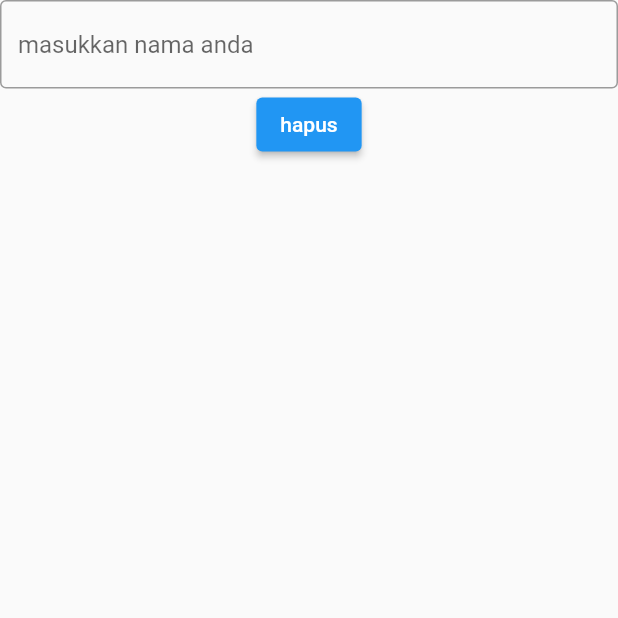
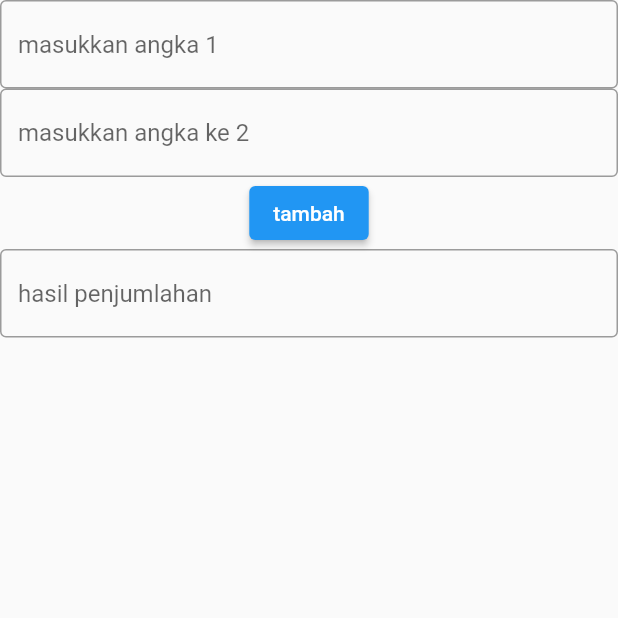
Before and after one commit to dika2015091057/pemmob, a Flutter app: the screen it shows after launch, on a phone screen of 412 x 824 dp, the top half of it. Run offline on Flutter 3.47's test engine with Material 2 defaults, Android fonts, the light colour scheme and no system bars.

Commit message:
pertemuan10_bagian2

```diff
--- a/pertemuan10/lib/main.dart
+++ b/pertemuan10/lib/main.dart
@@ -17,8 +17,14 @@ class _pertemuan10State extends State<pertemuan10> {
   int nomer = 1;
   int umur = 21;
   TextEditingController input1 = TextEditingController();
-  void bersihkan() {
-    input1.clear();
+  TextEditingController input2 = TextEditingController();
+  TextEditingController output1 = TextEditingController();
+
+  void tambahkan() {
+    int angka1 = int.parse(input1.text);
+    int angka2 = int.parse(input2.text);
+    int hasil = angka1 + angka2;
+    output1.text = hasil.toString();
   }
 
   @override
@@ -30,13 +36,24 @@ class _pertemuan10State extends State<pertemuan10> {
             TextField(
               controller: input1,
               decoration: InputDecoration(
-                  border: OutlineInputBorder(), hintText: "masukkan nama anda"),
+                  border: OutlineInputBorder(), hintText: "masukkan angka 1"),
+            ),
+            TextField(
+              controller: input2,
+              decoration: InputDecoration(
+                  border: OutlineInputBorder(),
+                  hintText: "masukkan angka ke 2"),
             ),
             ElevatedButton(
                 onPressed: () {
-                  bersihkan();
+                  tambahkan();
                 },
-                child: Text('hapus'))
+                child: Text('tambah')),
+            TextField(
+              controller: output1,
+              decoration: InputDecoration(
+                  border: OutlineInputBorder(), hintText: "hasil penjumlahan"),
+            ),
           ],
         ),
       ),
```
